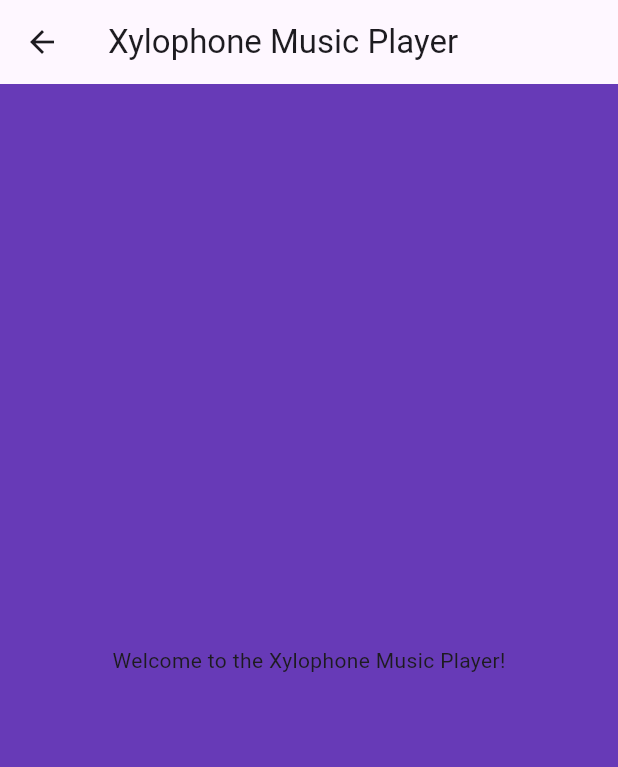
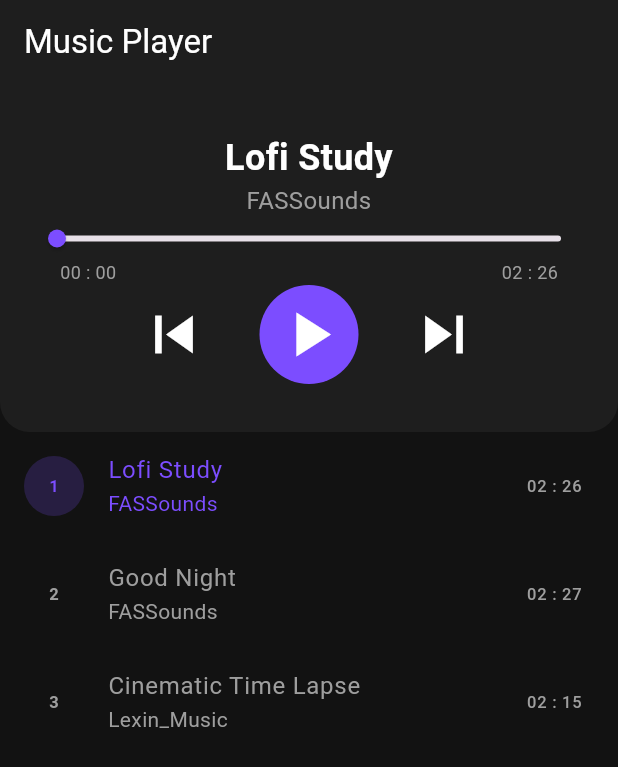
Before and after one commit to akramrafid/Xylophone-App-Media-Player, a Flutter app: the HomeScreen screen opened directly, on a phone screen of 412 x 824 dp. Shown: the top 767 px of the screen. Run offline on Flutter 3.47's test engine with Material 3 defaults, Android fonts, the phone set to English and light mode, and no system bars; our stand-ins replace audioplayers.

Commit message:
Refactor project structure and remove unused Windows files
- Deleted generated plugin registrant files for Windows.
- Removed unnecessary CMake and resource files from the Windows runner.
- Cleaned up Windows runner source files including main, window, and utility files.
- Added new Android MainActivity in Kotlin.
- Created iOS Podfile for dependency management.
- Introduced song model and entity classes for music data handling.
- Implemented player controller widget for music playback UI.
- Added song list item widget for displaying individual songs in the list.

```diff
--- a/lib/core/constants/app_colors.dart
+++ b/lib/core/constants/app_colors.dart
@@ -2,9 +2,8 @@ import 'package:flutter/material.dart';
 
 class AppColors {
   AppColors._();
-
   static const Color primary = Colors.deepPurple;
-  static const Color backgroundColor = Color(0xFF121212);
+  static const Color background = Color(0xFF121212);
   static const Color surface = Color(0xFF1E1E1E);
   static const Color textPrimary = Colors.white;
   static const Color textSecondary = Colors.grey;
--- a/lib/core/constants/app_strings.dart
+++ b/lib/core/constants/app_strings.dart
@@ -1,5 +1,4 @@
 class AppStrings {
-
   AppStrings._();
-  static const String appTitle = 'Music Player';
+  static const String appName = 'Music Player';
 }
--- /dev/null
+++ b/lib/data/model/song_model.dart
@@ -0,0 +1,36 @@
+import 'package:music_player/domain/entities/song.dart';
+
+class SongModel extends Song {
+  const SongModel({
+    required super.title,
+    required super.artist,
+    required super.url,
+    required super.durationSeconds,
+  });
+
+  static List<Song> getSampleSongs() {
+    return const [
+      SongModel(
+        title: 'Lofi Study',
+        artist: 'FASSounds',
+        url:
+            'https://cdn.pixabay.com/download/audio/2022/05/27/audio_1808fbf07a.mp3',
+        durationSeconds: 146,
+      ),
+      SongModel(
+        title: 'Good Night',
+        artist: 'FASSounds',
+        url:
+            'https://cdn.pixabay.com/download/audio/2022/10/14/audio_9939f792cb.mp3',
+        durationSeconds: 147,
+      ),
+      SongModel(
+        title: 'Cinematic Time Lapse',
+        artist: 'Lexin_Music',
+        url:
+            'https://cdn.pixabay.com/download/audio/2022/08/02/audio_884fe92c21.mp3',
+        durationSeconds: 135,
+      ),
+    ];
+  }
+}
--- /dev/null
+++ b/lib/domain/entities/song.dart
@@ -0,0 +1,13 @@
+class Song {
+  final String title;
+  final String artist;
+  final String? url;
+  final int durationSeconds;
+
+  const Song({
+    required this.title,
+    required this.artist,
+    required this.url,
+    required this.durationSeconds,
+  });
+}
--- a/lib/presentation/screen/home/home_screen.dart
+++ b/lib/presentation/screen/home/home_screen.dart
@@ -1,20 +1,56 @@
 import 'package:flutter/material.dart';
-import 'package:xylophone_music_player/core/constants/app_colors.dart';
+import 'package:music_player/core/constants/app_colors.dart';
+import 'package:music_player/core/constants/app_strings.dart';
+import 'package:music_player/presentation/screen/home/provider/media_provider.dart';
+import 'package:music_player/presentation/screen/home/widget/player_controller.dart';
+import 'package:music_player/presentation/screen/home/widget/song_list_item.dart';
+import 'package:provider/provider.dart';
 
-class HomeScreen extends StatefulWidget {
+class HomeScreen extends StatelessWidget {
   const HomeScreen({super.key});
 
   @override
-  State<HomeScreen> createState() => _HomeScreenState();
-}
-
-class _HomeScreenState extends State<HomeScreen> {
-  @override
   Widget build(BuildContext context) {
     return Scaffold(
-      backgroundColor: AppColors.primary,
-      appBar: AppBar(title: const Text('Xylophone Music Player')),
-      body: const Center(child: Text('Welcome to the Xylophone Music Player!')),
+      backgroundColor: AppColors.background,
+      appBar: AppBar(
+        title: Text(
+          AppStrings.appName,
+          style: TextStyle(color: AppColors.textPrimary),
+        ),
+        backgroundColor: AppColors.surface,
+      ),
+      body: Column(
+        children: [
+          PlayerController(),
+          Expanded(
+            child: Consumer<MediaProvider>(
+              builder: (context, provider, child) {
+                final playlist = provider.playlist;
+                return ListView.builder(
+                  itemCount: playlist.length,
+                  itemBuilder: (context, index) {
+                    final song = playlist[index];
+
+                    //Chceks if the item is currently playing song
+                    final isSelected = index == provider.currentIndex;
+
+                    return SongListItem(
+                      song: song,
+                      index: index,
+                      isPlaying: provider.isPlaying,
+                      isSelected: isSelected,
+                      onTap: () {
+                        provider.playSongAtIndex(index);
+                      },
+                    );
+                  },
+                );
+              },
+            ),
+          ),
+        ],
+      ),
     );
   }
 }
--- /dev/null
+++ b/lib/presentation/screen/home/widget/player_controller.dart
@@ -0,0 +1,145 @@
+import 'package:flutter/material.dart';
+import 'package:music_player/core/constants/app_colors.dart';
+import 'package:music_player/presentation/screen/home/provider/media_provider.dart';
+import 'package:provider/provider.dart';
+
+class PlayerController extends StatelessWidget {
+  const PlayerController({super.key});
+
+  @override
+  Widget build(BuildContext context) {
+    return Consumer<MediaProvider>(
+      builder: (context, provider, child) {
+        final currentSong = provider.currentSong;
+
+        if (currentSong == null) {
+          return SizedBox.shrink();
+        }
+        return Container(
+          padding: EdgeInsets.symmetric(horizontal: 24, vertical: 32),
+          decoration: BoxDecoration(
+            color: AppColors.surface,
+            borderRadius: BorderRadius.vertical(bottom: Radius.circular(20)),
+          ),
+          child: Column(
+            mainAxisSize: MainAxisSize.min,
+            children: [
+              Text(
+                currentSong.title,
+                style: TextStyle(
+                  color: AppColors.textPrimary,
+                  fontSize: 24,
+                  fontWeight: FontWeight.bold,
+                ),
+                textAlign: TextAlign.center,
+                overflow: TextOverflow.fade,
+              ),
+              Text(
+                currentSong.artist,
+                style: TextStyle(color: AppColors.textSecondary, fontSize: 16),
+                textAlign: TextAlign.center,
+                overflow: TextOverflow.fade,
+              ),
+
+              SliderTheme(
+                data: SliderTheme.of(context).copyWith(
+                  activeTickMarkColor: AppColors.accent,
+                  inactiveTickMarkColor: AppColors.textSecondary.withValues(
+                    alpha: 0.2,
+                  ),
+                  thumbColor: AppColors.accent,
+                  trackHeight: 4.0,
+                  thumbShape: RoundSliderThumbShape(enabledThumbRadius: 6.0),
+                  overlayShape: RoundSliderOverlayShape(overlayRadius: 14),
+                ),
+                child: Slider(
+                  //it basically ensures it never goes out of bound
+                  value: provider.position.inMilliseconds.toDouble().clamp(
+                    0.0,
+                    provider.duration.inMilliseconds.toDouble() > 0
+                        ? provider.duration.inMilliseconds.toDouble()
+                        : 1.0,
+                  ),
+                  onChanged: (value) {
+                    provider.seek(Duration(milliseconds: value.toInt()));
+                  },
+                  min: 0.0,
+                  max: provider.duration.inMilliseconds.toDouble() > 0
+                      ? provider.duration.inMilliseconds.toDouble()
+                      : 1.0,
+                ),
+              ),
+              Padding(
+                padding: const EdgeInsets.symmetric(horizontal: 16),
+                child: Row(
+                  mainAxisAlignment: MainAxisAlignment.spaceBetween,
+                  children: [
+                    Text(
+                      _formatDuration(provider.position),
+                      style: TextStyle(
+                        color: AppColors.textSecondary,
+                        fontSize: 12,
+                      ),
+                    ),
+                    Text(
+                      _formatDuration(provider.duration),
+                      style: TextStyle(
+                        color: AppColors.textSecondary,
+                        fontSize: 12,
+                      ),
+                    ),
+                  ],
+                ),
+              ),
+              Row(
+                mainAxisAlignment: MainAxisAlignment.center,
+                children: [
+                  IconButton(
+                    onPressed: () => provider.playPrevious(),
+                    icon: Icon(
+                      Icons.skip_previous,
+                      size: 50,
+                      color: AppColors.textPrimary,
+                    ),
+                  ),
+                  SizedBox(width: 24),
+                  Container(
+                    decoration: BoxDecoration(
+                      color: AppColors.accent,
+                      shape: BoxShape.circle,
+                    ),
+                    child: IconButton(
+                      onPressed: () => provider.playPause(),
+                      icon: Icon(
+                        provider.isPlaying ? Icons.pause : Icons.play_arrow,
+                        size: 50,
+                        color: AppColors.textPrimary,
+                      ),
+                    ),
+                  ),
+                  SizedBox(width: 24),
+
+                  IconButton(
+                    onPressed: () => provider.playNext(),
+                    icon: Icon(
+                      Icons.skip_next,
+                      size: 50,
+                      color: AppColors.textPrimary,
+                    ),
+                  ),
+                ],
+              ),
+            ],
+          ),
+        );
+      },
+    );
+  }
+
+  String _formatDuration(Duration duration) {
+    String twoDigits(int n) => n.toString().padLeft(2, '0');
+    final minutes = twoDigits(duration.inMinutes.remainder(60));
+    final seconds = twoDigits(duration.inSeconds.remainder(60));
+    return '$minutes : $seconds';
+  }
+}
--- /dev/null
+++ b/lib/presentation/screen/home/widget/song_list_item.dart
@@ -0,0 +1,71 @@
+import 'package:flutter/material.dart';
+import 'package:music_player/core/constants/app_colors.dart';
+import 'package:music_player/domain/entities/song.dart';
+
+class SongListItem extends StatelessWidget {
+  const SongListItem({
+    super.key,
+    required this.song,
+    required this.index,
+    required this.isPlaying,
+    required this.isSelected,
+    required this.onTap,
+  });
+  final Song song;
+  final int index;
+  final bool isPlaying;
+  final bool isSelected;
+  final VoidCallback onTap;
+
+  @override
+  Widget build(BuildContext context) {
+    return ListTile(
+      leading: Container(
+        width: 40,
+        height: 40,
+        alignment: Alignment.center,
+        decoration: BoxDecoration(
+          color: isSelected
+              ? AppColors.accent.withValues(alpha: 0.2)
+              : Colors.transparent,
+          shape: BoxShape.circle,
+        ),
+        child: isSelected && isPlaying
+            ? Icon(Icons.music_note, color: AppColors.accent)
+            : Text(
+                '${index + 1}',
+                style: TextStyle(
+                  color: isSelected
+                      ? AppColors.accent
+                      : AppColors.textSecondary,
+                  fontWeight: FontWeight.bold,
+                ),
+              ),
+      ),
+      title: Text(
+        song.title,
+        style: TextStyle(
+          color: isSelected ? AppColors.accent : AppColors.textSecondary,
+        ),
+      ),
+      subtitle: Text(
+        song.artist,
+        style: TextStyle(
+          color: isSelected ? AppColors.accent : AppColors.textSecondary,
+        ),
+      ),
+      onTap: onTap,
+      trailing: Text(
+        _formatDuration(Duration(seconds: song.durationSeconds)),
+        style: TextStyle(color: AppColors.textSecondary),
+      ),
+    );
+  }
+
+  String _formatDuration(Duration duration) {
+    String twoDigits(int n) => n.toString().padLeft(2, '0');
+    final minutes = twoDigits(duration.inMinutes.remainder(60));
+    final seconds = twoDigits(duration.inSeconds.remainder(60));
+    return '$minutes : $seconds';
+  }
+}
--- a/pubspec.yaml
+++ b/pubspec.yaml
@@ -1,4 +1,4 @@
-name: xylophone_music_player
+name: music_player
 description: "A new Flutter project."
 # The following line prevents the package from being accidentally published to
 # pub.dev using `flutter pub publish`. This is preferred for private packages.
@@ -19,7 +19,7 @@ publish_to: 'none' # Remove this line if you wish to publish to pub.dev
 version: 1.0.0+1
 
 environment:
-  sdk: ^3.9.2
+  sdk: ^3.9.0
 
 # Dependencies specify other packages that your package needs in order to work.
 # To automatically upgrade your package dependencies to the latest versions
@@ -47,7 +47,7 @@ dev_dependencies:
   # activated in the `analysis_options.yaml` file located at the root of your
   # package. See that file for information about deactivating specific lint
   # rules and activating additional ones.
-  flutter_lints: ^5.0.0
+  flutter_lints: ^6.0.0
 
 # For information on the generic Dart part of this file, see the
 # following page: https://dart.dev/tools/pub/pubspec
```
Also changed, not shown: lib/data/model/song_,model.dart (deleted, +0 -33 lines), lib/domain/entities/songs.dart (deleted, +0 -8 lines), lib/main.dart (+9 -93 lines), lib/presentation/screen/home/provider/media_provider.dart (+87 -45 lines), pubspec.lock, 75 other files.
